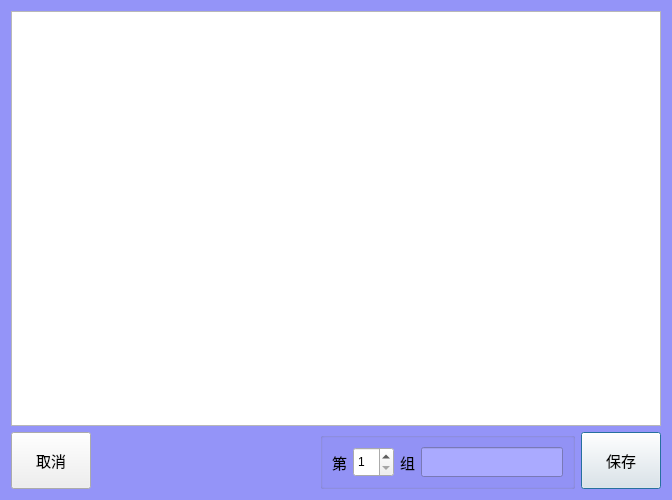
Old version of the form AnalysisMode/clsViewResult.ui in the repository caicaiking/WKEFactoryView2014.
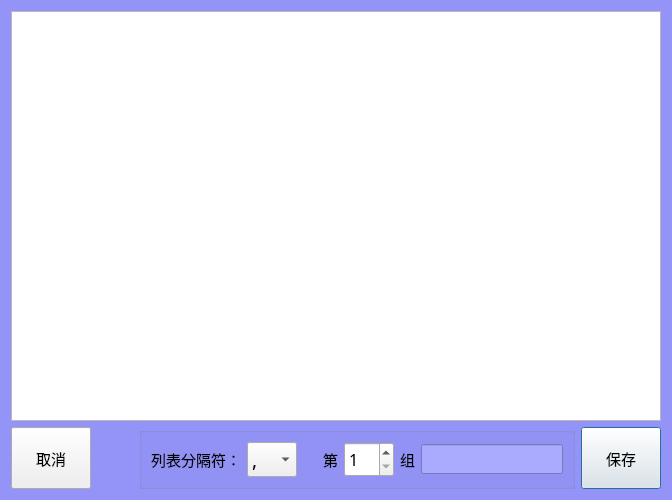
New version of the form. Icons and pictures are not drawn.

Diff of the .ui file:
```diff
--- a/AnalysisMode/clsViewResult.ui
+++ b/AnalysisMode/clsViewResult.ui
@@ -97,6 +97,61 @@
         <string/>
        </property>
        <layout class="QHBoxLayout" name="horizontalLayout">
+        <item>
+         <widget class="QLabel" name="label_3">
+          <property name="font">
+           <font>
+            <family>楷体</family>
+            <pointsize>11</pointsize>
+           </font>
+          </property>
+          <property name="text">
+           <string>列表分隔符：</string>
+          </property>
+         </widget>
+        </item>
+        <item>
+         <widget class="QComboBox" name="cmbSp">
+          <property name="minimumSize">
+           <size>
+            <width>50</width>
+            <height>0</height>
+           </size>
+          </property>
+          <property name="font">
+           <font>
+            <family>楷体</family>
+            <pointsize>14</pointsize>
+           </font>
+          </property>
+          <property name="editable">
+           <bool>false</bool>
+          </property>
+          <item>
+           <property name="text">
+            <string>,</string>
+           </property>
+          </item>
+          <item>
+           <property name="text">
+            <string>;</string>
+           </property>
+          </item>
+         </widget>
+        </item>
+        <item>
+         <spacer name="horizontalSpacer_2">
+          <property name="orientation">
+           <enum>Qt::Horizontal</enum>
+          </property>
+          <property name="sizeHint" stdset="0">
+           <size>
+            <width>20</width>
+            <height>20</height>
+           </size>
+          </property>
+         </spacer>
+        </item>
         <item>
          <widget class="QLabel" name="label">
           <property name="font">
@@ -112,12 +167,24 @@
         </item>
         <item>
          <widget class="QSpinBox" name="txtGroup">
+          <property name="minimumSize">
+           <size>
+            <width>50</width>
+            <height>0</height>
+           </size>
+          </property>
           <property name="maximumSize">
            <size>
             <width>1111</width>
             <height>1111</height>
            </size>
           </property>
+          <property name="font">
+           <font>
+            <family>楷体</family>
+            <pointsize>12</pointsize>
+           </font>
+          </property>
           <property name="minimum">
            <number>1</number>
           </property>
```
